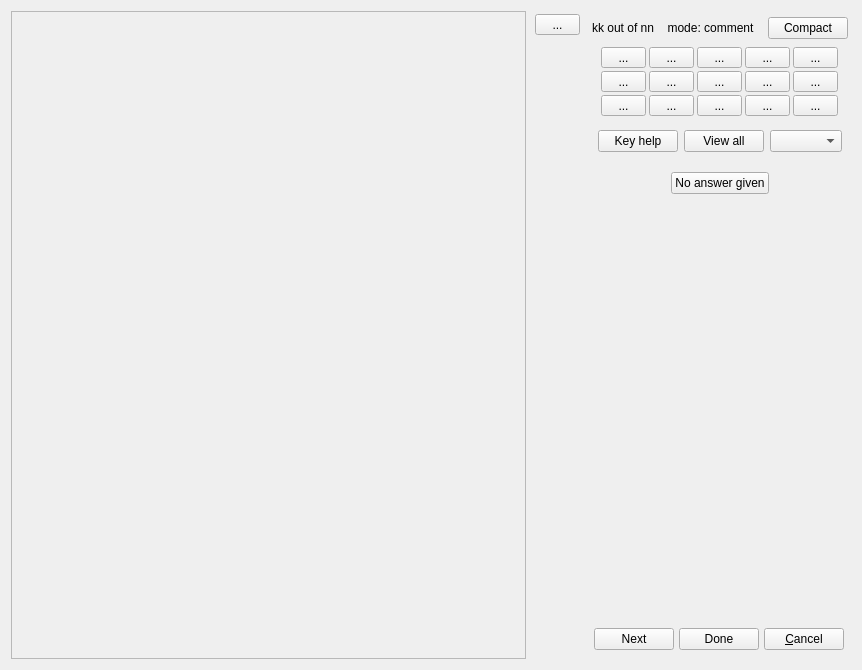
Before: the Qt Designer form qtCreatorFiles/ui_annotator_lhm.ui in plomgrading/plom, drawn with Qt 5.
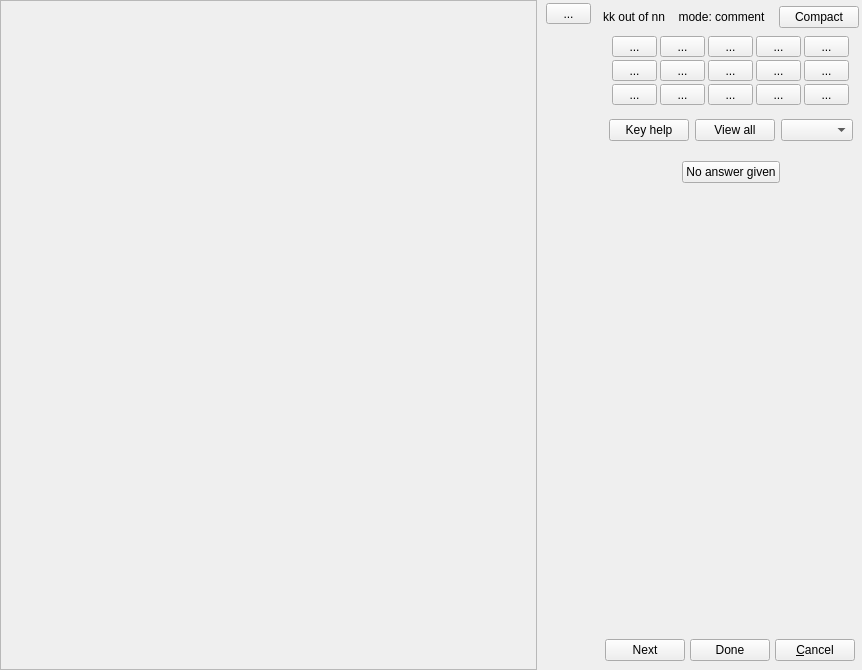
After: the same form once the commit is applied.

Commit message: fix to lhm: border changes

```diff
--- a/qtCreatorFiles/ui_annotator_lhm.ui
+++ b/qtCreatorFiles/ui_annotator_lhm.ui
@@ -16,8 +16,162 @@
   <property name="windowTitle">
    <string>Annotate paper</string>
   </property>
-  <layout class="QGridLayout" name="gridLayout">
-   <item row="0" column="2" rowspan="5">
+  <layout class="QHBoxLayout" name="horizontalLayout_2">
+   <property name="leftMargin">
+    <number>0</number>
+   </property>
+   <property name="topMargin">
+    <number>0</number>
+   </property>
+   <property name="rightMargin">
+    <number>0</number>
+   </property>
+   <property name="bottomMargin">
+    <number>0</number>
+   </property>
+   <item>
+    <widget class="QFrame" name="pageFrame">
+     <property name="sizePolicy">
+      <sizepolicy hsizetype="Preferred" vsizetype="Preferred">
+       <horstretch>2</horstretch>
+       <verstretch>0</verstretch>
+      </sizepolicy>
+     </property>
+     <property name="frameShape">
+      <enum>QFrame::StyledPanel</enum>
+     </property>
+     <property name="frameShadow">
+      <enum>QFrame::Raised</enum>
+     </property>
+     <layout class="QGridLayout" name="pageFrameGrid">
+      <property name="leftMargin">
+       <number>3</number>
+      </property>
+      <property name="topMargin">
+       <number>3</number>
+      </property>
+      <property name="rightMargin">
+       <number>3</number>
+      </property>
+      <property name="bottomMargin">
+       <number>3</number>
+      </property>
+     </layout>
+    </widget>
+   </item>
+   <item>
+    <widget class="QFrame" name="revealBox0">
+     <property name="frameShape">
+      <enum>QFrame::NoFrame</enum>
+     </property>
+     <property name="frameShadow">
+      <enum>QFrame::Raised</enum>
+     </property>
+     <layout class="QVBoxLayout" name="verticalLayout_2">
+      <property name="spacing">
+       <number>0</number>
+      </property>
+      <property name="leftMargin">
+       <number>0</number>
+      </property>
+      <property name="topMargin">
+       <number>0</number>
+      </property>
+      <property name="rightMargin">
+       <number>0</number>
+      </property>
+      <property name="bottomMargin">
+       <number>0</number>
+      </property>
+      <item alignment="Qt::AlignTop">
+       <widget class="QFrame" name="revealBox1">
+        <property name="sizePolicy">
+         <sizepolicy hsizetype="Preferred" vsizetype="Minimum">
+          <horstretch>0</horstretch>
+          <verstretch>0</verstretch>
+         </sizepolicy>
+        </property>
+        <property name="frameShape">
+         <enum>QFrame::NoFrame</enum>
+        </property>
+        <property name="frameShadow">
+         <enum>QFrame::Raised</enum>
+        </property>
+        <layout class="QGridLayout" name="revealLayout">
+         <property name="leftMargin">
+          <number>3</number>
+         </property>
+         <property name="topMargin">
+          <number>3</number>
+         </property>
+         <property name="rightMargin">
+          <number>3</number>
+         </property>
+         <property name="bottomMargin">
+          <number>3</number>
+         </property>
+         <property name="spacing">
+          <number>3</number>
+         </property>
+         <item row="1" column="0">
+          <widget class="QToolButton" name="deltaButton">
+           <property name="sizePolicy">
+            <sizepolicy hsizetype="Fixed" vsizetype="Fixed">
+             <horstretch>0</horstretch>
+             <verstretch>0</verstretch>
+            </sizepolicy>
+           </property>
+           <property name="minimumSize">
+            <size>
+             <width>45</width>
+             <height>0</height>
+            </size>
+           </property>
+           <property name="text">
+            <string>...</string>
+           </property>
+          </widget>
+         </item>
+        </layout>
+       </widget>
+      </item>
+      <item alignment="Qt::AlignHCenter|Qt::AlignBottom">
+       <widget class="QFrame" name="revealBox2">
+        <property name="sizePolicy">
+         <sizepolicy hsizetype="Preferred" vsizetype="Minimum">
+          <horstretch>0</horstretch>
+          <verstretch>0</verstretch>
+         </sizepolicy>
+        </property>
+        <property name="frameShape">
+         <enum>QFrame::NoFrame</enum>
+        </property>
+        <property name="frameShadow">
+         <enum>QFrame::Raised</enum>
+        </property>
+        <layout class="QVBoxLayout" name="revealLayout2">
+         <property name="spacing">
+          <number>3</number>
+         </property>
+         <property name="leftMargin">
+          <number>3</number>
+         </property>
+         <property name="topMargin">
+          <number>3</number>
+         </property>
+         <property name="rightMargin">
+          <number>3</number>
+         </property>
+         <property name="bottomMargin">
+          <number>3</number>
+         </property>
+        </layout>
+       </widget>
+      </item>
+     </layout>
+    </widget>
+   </item>
+   <item>
     <widget class="QFrame" name="hideableBox">
      <property name="frameShape">
       <enum>QFrame::NoFrame</enum>
@@ -613,148 +767,6 @@
      </layout>
     </widget>
    </item>
-   <item row="0" column="0" rowspan="5">
-    <widget class="QFrame" name="pageFrame">
-     <property name="sizePolicy">
-      <sizepolicy hsizetype="Preferred" vsizetype="Preferred">
-       <horstretch>2</horstretch>
-       <verstretch>0</verstretch>
-      </sizepolicy>
-     </property>
-     <property name="frameShape">
-      <enum>QFrame::StyledPanel</enum>
-     </property>
-     <property name="frameShadow">
-      <enum>QFrame::Raised</enum>
-     </property>
-     <layout class="QGridLayout" name="pageFrameGrid">
-      <property name="leftMargin">
-       <number>3</number>
-      </property>
-      <property name="topMargin">
-       <number>3</number>
-      </property>
-      <property name="rightMargin">
-       <number>3</number>
-      </property>
-      <property name="bottomMargin">
-       <number>3</number>
-      </property>
-     </layout>
-    </widget>
-   </item>
-   <item row="0" column="1" rowspan="5">
-    <widget class="QFrame" name="revealBox0">
-     <property name="frameShape">
-      <enum>QFrame::NoFrame</enum>
-     </property>
-     <property name="frameShadow">
-      <enum>QFrame::Raised</enum>
-     </property>
-     <layout class="QVBoxLayout" name="verticalLayout_2">
-      <property name="spacing">
-       <number>0</number>
-      </property>
-      <property name="leftMargin">
-       <number>0</number>
-      </property>
-      <property name="topMargin">
-       <number>0</number>
-      </property>
-      <property name="rightMargin">
-       <number>0</number>
-      </property>
-      <property name="bottomMargin">
-       <number>0</number>
-      </property>
-      <item alignment="Qt::AlignTop">
-       <widget class="QFrame" name="revealBox1">
-        <property name="sizePolicy">
-         <sizepolicy hsizetype="Preferred" vsizetype="Minimum">
-          <horstretch>0</horstretch>
-          <verstretch>0</verstretch>
-         </sizepolicy>
-        </property>
-        <property name="frameShape">
-         <enum>QFrame::NoFrame</enum>
-        </property>
-        <property name="frameShadow">
-         <enum>QFrame::Raised</enum>
-        </property>
-        <layout class="QGridLayout" name="revealLayout">
-         <property name="leftMargin">
-          <number>3</number>
-         </property>
-         <property name="topMargin">
-          <number>3</number>
-         </property>
-         <property name="rightMargin">
-          <number>3</number>
-         </property>
-         <property name="bottomMargin">
-          <number>3</number>
-         </property>
-         <property name="spacing">
-          <number>3</number>
-         </property>
-         <item row="1" column="0">
-          <widget class="QToolButton" name="deltaButton">
-           <property name="sizePolicy">
-            <sizepolicy hsizetype="Fixed" vsizetype="Fixed">
-             <horstretch>0</horstretch>
-             <verstretch>0</verstretch>
-            </sizepolicy>
-           </property>
-           <property name="minimumSize">
-            <size>
-             <width>45</width>
-             <height>0</height>
-            </size>
-           </property>
-           <property name="text">
-            <string>...</string>
-           </property>
-          </widget>
-         </item>
-        </layout>
-       </widget>
-      </item>
-      <item alignment="Qt::AlignHCenter|Qt::AlignBottom">
-       <widget class="QFrame" name="revealBox2">
-        <property name="sizePolicy">
-         <sizepolicy hsizetype="Preferred" vsizetype="Minimum">
-          <horstretch>0</horstretch>
-          <verstretch>0</verstretch>
-         </sizepolicy>
-        </property>
-        <property name="frameShape">
-         <enum>QFrame::NoFrame</enum>
-        </property>
-        <property name="frameShadow">
-         <enum>QFrame::Raised</enum>
-        </property>
-        <layout class="QVBoxLayout" name="revealLayout2">
-         <property name="spacing">
-          <number>3</number>
-         </property>
-         <property name="leftMargin">
-          <number>3</number>
-         </property>
-         <property name="topMargin">
-          <number>3</number>
-         </property>
-         <property name="rightMargin">
-          <number>3</number>
-         </property>
-         <property name="bottomMargin">
-          <number>3</number>
-         </property>
-        </layout>
-       </widget>
-      </item>
-     </layout>
-    </widget>
-   </item>
   </layout>
  </widget>
  <tabstops>
```
The commit also changes 1 other file.
